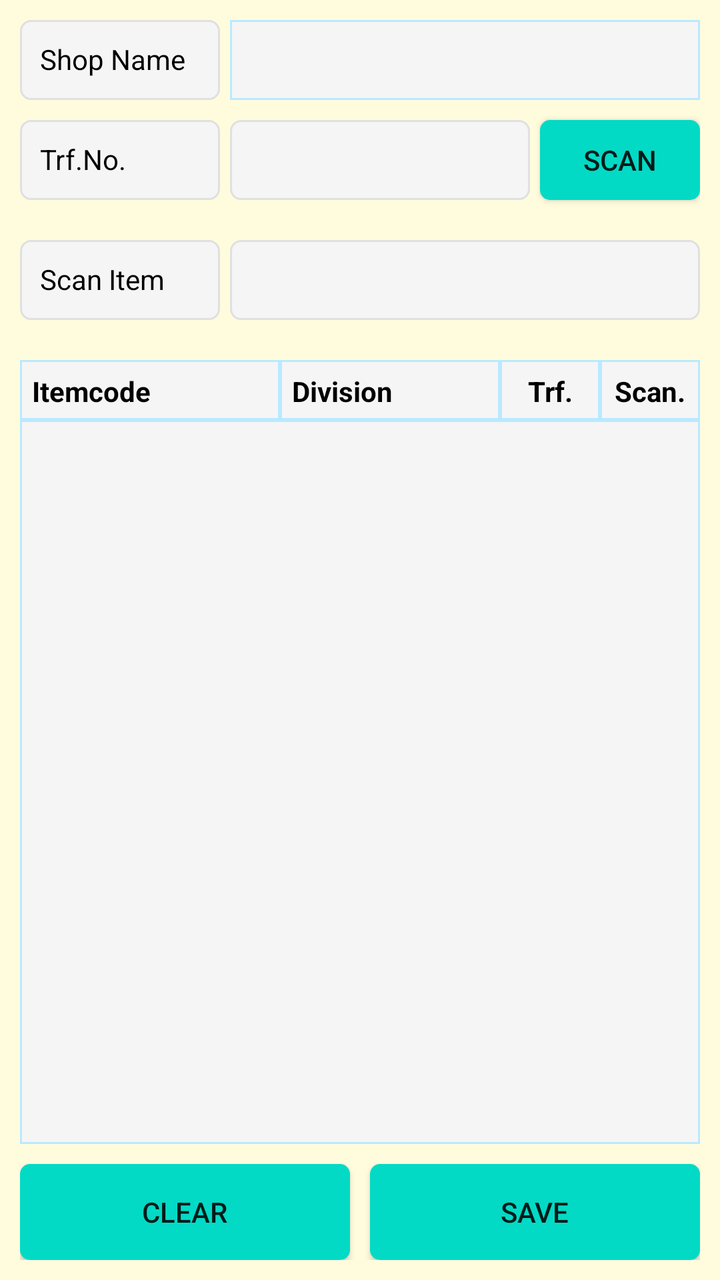
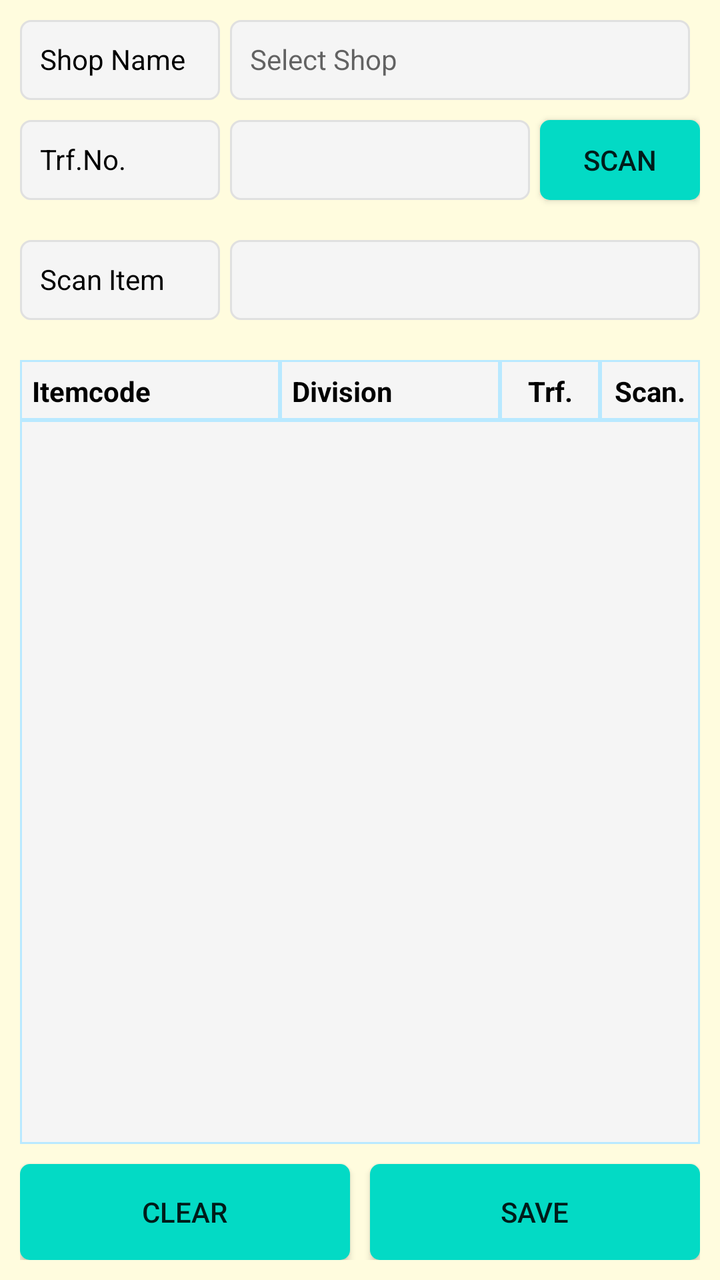

Before-and-after screenshots of an Android layout around one commit, followed by the original layout XML and the change that was made.
<!-- AndroidManifest.xml: application theme AppTheme -->
<!-- res/layout/fragment_division_seperation.xml -->
<?xml version="1.0" encoding="utf-8"?>
<FrameLayout xmlns:android="http://schemas.android.com/apk/res/android"
    xmlns:app="http://schemas.android.com/apk/res-auto"
    xmlns:tools="http://schemas.android.com/tools"
    android:layout_width="match_parent"
    android:layout_height="match_parent"
    android:background="@color/backColor"
    tools:context=".ui.divisionseperate.DivisionSeperationFragment">

    <androidx.constraintlayout.widget.ConstraintLayout
        android:layout_width="match_parent"
        android:layout_height="match_parent"
        android:padding="10dp">

        <TextView
            android:id="@+id/TextView3"
            android:layout_width="100dp"
            android:layout_height="40dp"
            android:background="@drawable/et_custom"
            android:gravity="left"
            android:hint=""
            android:padding="10dp"
            android:text="Shop Name"
            android:textColor="@color/coloBlack"
            android:textSize="14sp"
            app:layout_constraintStart_toStartOf="parent"
            app:layout_constraintTop_toTopOf="parent" />

        <Spinner
            android:id="@+id/sp_div_seperate_shopname"
            android:layout_width="0dp"
            android:layout_height="40dp"
            android:layout_marginStart="5dp"
            android:layout_marginLeft="5dp"
            android:background="@drawable/et_custom_total"
            android:gravity="center"
            android:hint=""
            android:padding="8dp"
            android:textSize="14sp"
            app:layout_constraintEnd_toEndOf="parent"
            app:layout_constraintStart_toEndOf="@+id/TextView3"
            app:layout_constraintTop_toTopOf="parent"
            tools:ignore="SpeakableTextPresentCheck,TouchTargetSizeCheck" />

        <TextView
            android:id="@+id/TextView1"
            android:layout_width="100dp"
            android:layout_height="40dp"
            android:layout_marginTop="10dp"
            android:background="@drawable/et_custom"
            android:gravity="left"
            android:hint=""
            android:padding="10dp"
            android:text="Trf.No."
            android:textColor="@color/coloBlack"
            android:textSize="14sp"
            app:layout_constraintStart_toStartOf="parent"
            app:layout_constraintTop_toBottomOf="@+id/TextView3" />

        <EditText
            android:id="@+id/et_div_seperate_trfno"
            android:layout_width="0dp"
            android:layout_height="40dp"
            android:layout_marginLeft="5dp"
            android:layout_marginRight="5dp"
            android:background="@drawable/et_custom"
            android:padding="10dp"
            android:textColor="@color/coloBlack"
            android:inputType="text"
            android:textSize="14sp"
            app:layout_constraintEnd_toStartOf="@+id/bt_div_seperate_fetch"
            app:layout_constraintStart_toEndOf="@+id/TextView1"
            app:layout_constraintTop_toTopOf="@+id/TextView1"
            tools:ignore="SpeakableTextPresentCheck,TouchTargetSizeCheck" />

        <Button
            android:id="@+id/bt_div_seperate_fetch"
            android:layout_width="80dp"
            android:layout_height="40dp"
            android:background="@drawable/btn_custom1"
            android:text="SCAN"
            android:textAllCaps="false"
            android:textSize="14sp"
            app:layout_constraintBottom_toBottomOf="@+id/TextView1"
            app:layout_constraintEnd_toEndOf="parent"
            app:layout_constraintTop_toTopOf="@+id/TextView1" />

        <TextView
            android:id="@+id/TextView2"
            android:layout_width="100dp"
            android:layout_height="40dp"
            android:layout_marginTop="20dp"
            android:background="@drawable/et_custom"
            android:textColor="@color/coloBlack"
            android:gravity="left"
            android:hint=""
            android:padding="10dp"
            android:text="Scan Item"
            android:textSize="14dp"
            app:layout_constraintStart_toStartOf="parent"
            app:layout_constraintTop_toBottomOf="@+id/TextView1" />

        <EditText
            android:id="@+id/et_div_seperate_scan"
            android:layout_width="0dp"
            android:layout_height="40dp"
            android:layout_marginStart="5dp"
            android:layout_marginLeft="5dp"
            android:background="@drawable/et_custom"
            android:padding="10dp"
            android:textColor="@color/coloBlack"
            android:textSize="14dp"
            app:layout_constraintEnd_toEndOf="parent"
            app:layout_constraintStart_toEndOf="@+id/TextView1"
            app:layout_constraintTop_toTopOf="@+id/TextView2" />

        <TextView
            android:id="@+id/TextView8"
            android:layout_width="130dp"
            android:layout_height="30dp"
            android:layout_marginTop="20dp"
            android:background="@drawable/et_custom_total"
            android:gravity="left"
            android:hint=""
            android:padding="6dp"
            android:text="Itemcode"
            android:textColor="@color/coloBlack"
            android:textSize="14dp"
            android:textStyle="bold"
            app:layout_constraintStart_toStartOf="parent"
            app:layout_constraintTop_toBottomOf="@+id/TextView2" />

        <TextView
            android:id="@+id/TextView6"
            android:layout_width="0dp"
            android:layout_height="30dp"
            android:background="@drawable/et_custom_total"
            android:gravity="left"
            android:hint=""
            android:padding="6dp"
            android:text="Division"
            android:textColor="@color/coloBlack"
            android:textSize="14dp"
            android:textStyle="bold"
            app:layout_constraintEnd_toStartOf="@+id/TextView7"
            app:layout_constraintStart_toEndOf="@+id/TextView8"
            app:layout_constraintTop_toTopOf="@+id/TextView8" />

        <TextView
            android:id="@+id/TextView7"
            android:layout_width="50dp"
            android:layout_height="30dp"
            android:background="@drawable/et_custom_total"
            android:gravity="center"
            android:hint=""
            android:padding="6dp"
            android:text="Trf."
            android:textColor="@color/coloBlack"
            android:textSize="14dp"
            android:textStyle="bold"
            app:layout_constraintEnd_toStartOf="@+id/TextView9"
            app:layout_constraintTop_toTopOf="@+id/TextView6" />

        <TextView
            android:id="@+id/TextView9"
            android:layout_width="50dp"
            android:layout_height="30dp"
            android:background="@drawable/et_custom_total"
            android:gravity="center"
            android:hint=""
            android:padding="6dp"
            android:text="Scan."
            android:textColor="@color/coloBlack"
            android:textSize="14dp"
            android:textStyle="bold"
            app:layout_constraintEnd_toEndOf="parent"
            app:layout_constraintTop_toTopOf="@+id/TextView8" />

        <ListView
            android:id="@+id/lv_div_seperate_details"
            android:layout_width="0dp"
            android:layout_height="0dp"
            android:layout_marginBottom="10dp"
            android:background="@drawable/et_custom_total"
            app:layout_constraintBottom_toTopOf="@+id/bt_div_seperate_clear"
            app:layout_constraintEnd_toEndOf="parent"
            app:layout_constraintHorizontal_bias="1.0"
            app:layout_constraintStart_toStartOf="parent"
            app:layout_constraintTop_toBottomOf="@+id/TextView8" />

        <Button
            android:id="@+id/bt_div_seperate_clear"
            android:layout_width="0dp"
            android:layout_height="wrap_content"
            android:background="@drawable/btn_custom1"
            android:text="CLEAR"
            android:textAllCaps="false"
            android:textSize="14sp"
            app:layout_constraintBottom_toBottomOf="parent"
            app:layout_constraintEnd_toStartOf="@+id/textView2"
            app:layout_constraintStart_toStartOf="parent" />

        <Button
            android:id="@+id/bt_div_seperate_save"
            android:layout_width="0dp"
            android:layout_height="wrap_content"
            android:background="@drawable/btn_custom1"
            android:text="SAVE"
            android:textAllCaps="false"
            android:textSize="14sp"
            app:layout_constraintBottom_toBottomOf="parent"
            app:layout_constraintEnd_toEndOf="parent"
            app:layout_constraintStart_toEndOf="@+id/textView2" />

        <TextView
            android:id="@+id/textView2"
            android:layout_width="wrap_content"
            android:layout_height="wrap_content"
            android:layout_marginStart="16dp"
            android:layout_marginLeft="16dp"
            android:layout_marginEnd="16dp"
            android:layout_marginRight="16dp"
            android:text="   "
            android:textColor="@color/colorAccent"
            app:layout_constraintBottom_toBottomOf="parent"
            app:layout_constraintEnd_toEndOf="parent"
            app:layout_constraintStart_toStartOf="parent"
            tools:ignore="SpeakableTextPresentCheck" />

    </androidx.constraintlayout.widget.ConstraintLayout>

</FrameLayout>
<!-- resources referenced by this layout -->
<resources>
  <color name="backColor">#FFFCDE</color>
  <color name="coloBlack">#000000</color>
  <color name="colorAccent">#000000</color>
  <!-- drawable btn_custom1 (drawable) -->
  <?xml version="1.0" encoding="utf-8"?>
  <shape xmlns:android="http://schemas.android.com/apk/res/android"
      android:padding="10dp"
      android:shape="rectangle" >
  
      <solid android:color="@color/colorBtn" />
  
      <corners
          android:bottomLeftRadius="5dp"
          android:bottomRightRadius="5dp"
          android:topLeftRadius="5dp"
          android:topRightRadius="5dp" />
  
  </shape>
  <!-- drawable et_custom (drawable) -->
  <?xml version="1.0" encoding="utf-8"?>
  <shape xmlns:android="http://schemas.android.com/apk/res/android"
      android:padding="10dp"
      android:shape="rectangle" >
  
      <solid android:color="#f5f5f5" />
  
      <stroke
          android:width="1dp"
          android:color="#e0e0e0" />
  
      <corners
          android:bottomLeftRadius="5dp"
          android:bottomRightRadius="5dp"
          android:topLeftRadius="5dp"
          android:topRightRadius="5dp" />
  
  </shape>
  <!-- drawable et_custom_total (drawable) -->
  <?xml version="1.0" encoding="utf-8"?>
  <shape xmlns:android="http://schemas.android.com/apk/res/android"
      android:padding="10dp"
      android:shape="rectangle" >
  
      <solid android:color="#f5f5f5" />
  
      <stroke
          android:width="1dp"
          android:color="#B9E9FF" />
  
      <corners
          android:bottomLeftRadius="0dp"
          android:bottomRightRadius="0dp"
          android:topLeftRadius="0dp"
          android:topRightRadius="0dp" />
  
  </shape>
  <style name="AppTheme" parent="Theme.AppCompat.Light.NoActionBar">
          
          <item name="colorPrimary">@color/colorPrimary</item>
          <item name="colorPrimaryDark">@color/colorPrimaryDark</item>
          <item name="colorAccent">@color/colorAccent</item>
      </style>
  <color name="colorBtn">#03DAC5</color>
  <color name="colorPrimary">#ffb200</color>
  <color name="colorPrimaryDark">#ffb200</color>
</resources>

<!-- the commit's change to res/layout/fragment_division_seperation.xml (unified diff, before → after) -->
@@ -26,21 +26,23 @@
             app:layout_constraintStart_toStartOf="parent"
             app:layout_constraintTop_toTopOf="parent" />
 
-        <Spinner
-            android:id="@+id/sp_div_seperate_shopname"
-            android:layout_width="0dp"
-            android:layout_height="40dp"
-            android:layout_marginStart="5dp"
+
+        <TextView
+            android:id="@+id/tv_div_seperate_shopname"
+            android:layout_width="0dp"
+            android:layout_height="40dp"
             android:layout_marginLeft="5dp"
-            android:background="@drawable/et_custom_total"
-            android:gravity="center"
-            android:hint=""
-            android:padding="8dp"
-            android:textSize="14sp"
+            android:layout_marginRight="5dp"
+            android:background="@drawable/et_custom"
+            android:gravity="left"
+            android:hint="Select Shop"
+            android:padding="10dp"
+            android:textColor="@color/coloBlack"
+            android:textSize="14dp"
             app:layout_constraintEnd_toEndOf="parent"
             app:layout_constraintStart_toEndOf="@+id/TextView3"
             app:layout_constraintTop_toTopOf="parent"
-            tools:ignore="SpeakableTextPresentCheck,TouchTargetSizeCheck" />
+            tools:ignore="SpeakableTextPresentCheck,TouchTargetSizeCheck"/>
 
         <TextView
             android:id="@+id/TextView1"
